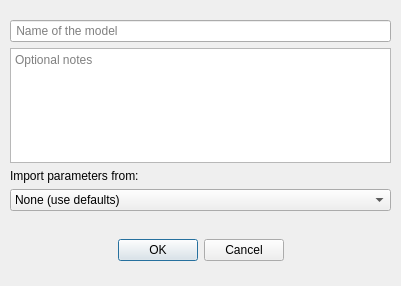
Qt form newmodeldlg.ui (Obson/MicroSim-GUI) before a commit.
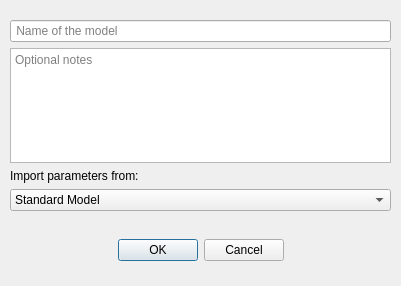
The same form after that commit.

Commit message: Fixed problems with last commit and now uses Standard Model as default on setup.

The edit to the form file:
```diff
--- a/newmodeldlg.ui
+++ b/newmodeldlg.ui
@@ -87,14 +87,14 @@
     <item>
      <widget class="QComboBox" name="comboBox">
       <property name="currentText">
-       <string>None (use defaults)</string>
+       <string>Standard Model</string>
       </property>
       <property name="currentIndex">
        <number>0</number>
       </property>
       <item>
        <property name="text">
-        <string>None (use defaults)</string>
+        <string>Standard Model</string>
        </property>
       </item>
      </widget>
```
The commit also changes 9 other files.
